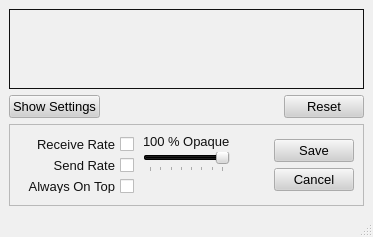
Qt form src/gui/bwgraph/bwgraph.ui (a-ilin/vidalia) before a commit.
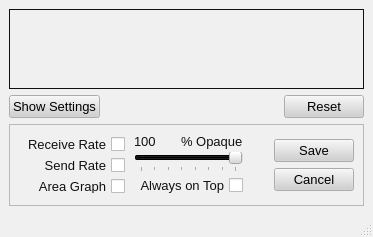
The same form after that commit. Icons and pictures are not drawn. Custom widgets are drawn as their Qt base class.

Commit message:
Add a checkbox to disable plotting bandwidth as area graphs. (I used Designer. Consider yourself warned.)
svn:r1528

```diff
--- a/src/gui/bwgraph/bwgraph.ui
+++ b/src/gui/bwgraph/bwgraph.ui
@@ -15,265 +15,469 @@
   <property name="palette" >
    <palette>
     <active>
-     <color>
+     <colorrole role="WindowText" >
+      <brush brushstyle="SolidPattern" >
+       <color alpha="255" >
       <red>16</red>
       <green>16</green>
       <blue>16</blue>
      </color>
-     <color>
+      </brush>
+     </colorrole>
+     <colorrole role="Button" >
+      <brush brushstyle="SolidPattern" >
+       <color alpha="255" >
       <red>208</red>
       <green>208</green>
       <blue>208</blue>
      </color>
-     <color>
+      </brush>
+     </colorrole>
+     <colorrole role="Light" >
+      <brush brushstyle="SolidPattern" >
+       <color alpha="255" >
       <red>255</red>
       <green>255</green>
       <blue>255</blue>
      </color>
-     <color>
+      </brush>
+     </colorrole>
+     <colorrole role="Midlight" >
+      <brush brushstyle="SolidPattern" >
+       <color alpha="255" >
       <red>247</red>
       <green>247</green>
       <blue>247</blue>
      </color>
-     <color>
+      </brush>
+     </colorrole>
+     <colorrole role="Dark" >
+      <brush brushstyle="SolidPattern" >
+       <color alpha="255" >
       <red>104</red>
       <green>104</green>
       <blue>104</blue>
      </color>
-     <color>
+      </brush>
+     </colorrole>
+     <colorrole role="Mid" >
+      <brush brushstyle="SolidPattern" >
+       <color alpha="255" >
       <red>160</red>
       <green>160</green>
       <blue>160</blue>
      </color>
-     <color>
+      </brush>
+     </colorrole>
+     <colorrole role="Text" >
+      <brush brushstyle="SolidPattern" >
+       <color alpha="255" >
       <red>0</red>
       <green>0</green>
       <blue>0</blue>
      </color>
-     <color>
+      </brush>
+     </colorrole>
+     <colorrole role="BrightText" >
+      <brush brushstyle="SolidPattern" >
+       <color alpha="255" >
       <red>255</red>
       <green>255</green>
       <blue>255</blue>
      </color>
-     <color>
+      </brush>
+     </colorrole>
+     <colorrole role="ButtonText" >
+      <brush brushstyle="SolidPattern" >
+       <color alpha="255" >
       <red>0</red>
       <green>0</green>
       <blue>0</blue>
      </color>
-     <color>
+      </brush>
+     </colorrole>
+     <colorrole role="Base" >
+      <brush brushstyle="SolidPattern" >
+       <color alpha="255" >
       <red>255</red>
       <green>255</green>
       <blue>255</blue>
      </color>
-     <color>
+      </brush>
+     </colorrole>
+     <colorrole role="Window" >
+      <brush brushstyle="SolidPattern" >
+       <color alpha="255" >
       <red>240</red>
       <green>240</green>
       <blue>240</blue>
      </color>
-     <color>
+      </brush>
+     </colorrole>
+     <colorrole role="Shadow" >
+      <brush brushstyle="SolidPattern" >
+       <color alpha="255" >
       <red>0</red>
       <green>0</green>
       <blue>0</blue>
      </color>
-     <color>
+      </brush>
+     </colorrole>
+     <colorrole role="Highlight" >
+      <brush brushstyle="SolidPattern" >
+       <color alpha="255" >
       <red>0</red>
       <green>0</green>
       <blue>0</blue>
      </color>
-     <color>
+      </brush>
+     </colorrole>
+     <colorrole role="HighlightedText" >
+      <brush brushstyle="SolidPattern" >
+       <color alpha="255" >
       <red>255</red>
       <green>255</green>
       <blue>255</blue>
      </color>
-     <color>
+      </brush>
+     </colorrole>
+     <colorrole role="Link" >
+      <brush brushstyle="SolidPattern" >
+       <color alpha="255" >
       <red>0</red>
       <green>0</green>
       <blue>255</blue>
      </color>
-     <color>
+      </brush>
+     </colorrole>
+     <colorrole role="LinkVisited" >
+      <brush brushstyle="SolidPattern" >
+       <color alpha="255" >
       <red>255</red>
       <green>0</green>
       <blue>255</blue>
      </color>
-     <color>
+      </brush>
+     </colorrole>
+     <colorrole role="AlternateBase" >
+      <brush brushstyle="SolidPattern" >
+       <color alpha="255" >
       <red>247</red>
       <green>247</green>
       <blue>247</blue>
      </color>
+      </brush>
+     </colorrole>
     </active>
     <inactive>
-     <color>
+     <colorrole role="WindowText" >
+      <brush brushstyle="SolidPattern" >
+       <color alpha="255" >
       <red>16</red>
       <green>16</green>
       <blue>16</blue>
      </color>
-     <color>
+      </brush>
+     </colorrole>
+     <colorrole role="Button" >
+      <brush brushstyle="SolidPattern" >
+       <color alpha="255" >
       <red>208</red>
       <green>208</green>
       <blue>208</blue>
      </color>
-     <color>
+      </brush>
+     </colorrole>
+     <colorrole role="Light" >
+      <brush brushstyle="SolidPattern" >
+       <color alpha="255" >
       <red>255</red>
       <green>255</green>
       <blue>255</blue>
      </color>
-     <color>
+      </brush>
+     </colorrole>
+     <colorrole role="Midlight" >
+      <brush brushstyle="SolidPattern" >
+       <color alpha="255" >
       <red>247</red>
       <green>247</green>
       <blue>247</blue>
      </color>
-     <color>
+      </brush>
+     </colorrole>
+     <colorrole role="Dark" >
+      <brush brushstyle="SolidPattern" >
+       <color alpha="255" >
       <red>104</red>
       <green>104</green>
       <blue>104</blue>
      </color>
-     <color>
+      </brush>
+     </colorrole>
+     <colorrole role="Mid" >
+      <brush brushstyle="SolidPattern" >
+       <color alpha="255" >
       <red>160</red>
       <green>160</green>
       <blue>160</blue>
      </color>
-     <color>
+      </brush>
+     </colorrole>
+     <colorrole role="Text" >
+      <brush brushstyle="SolidPattern" >
+       <color alpha="255" >
       <red>0</red>
       <green>0</green>
       <blue>0</blue>
      </color>
-     <color>
+      </brush>
+     </colorrole>
+     <colorrole role="BrightText" >
+      <brush brushstyle="SolidPattern" >
+       <color alpha="255" >
       <red>255</red>
       <green>255</green>
       <blue>255</blue>
      </color>
-     <color>
+      </brush>
+     </colorrole>
+     <colorrole role="ButtonText" >
+      <brush brushstyle="SolidPattern" >
+       <color alpha="255" >
       <red>0</red>
       <green>0</green>
       <blue>0</blue>
      </color>
-     <color>
+      </brush>
+     </colorrole>
+     <colorrole role="Base" >
+      <brush brushstyle="SolidPattern" >
+       <color alpha="255" >
       <red>255</red>
       <green>255</green>
       <blue>255</blue>
      </color>
-     <color>
+      </brush>
+     </colorrole>
+     <colorrole role="Window" >
+      <brush brushstyle="SolidPattern" >
+       <color alpha="255" >
       <red>240</red>
       <green>240</green>
       <blue>240</blue>
      </color>
-     <color>
+      </brush>
+     </colorrole>
+     <colorrole role="Shadow" >
+      <brush brushstyle="SolidPattern" >
+       <color alpha="255" >
       <red>0</red>
       <green>0</green>
       <blue>0</blue>
      </color>
-     <color>
+      </brush>
+     </colorrole>
+     <colorrole role="Highlight" >
+      <brush brushstyle="SolidPattern" >
+       <color alpha="255" >
       <red>0</red>
       <green>0</green>
       <blue>0</blue>
      </color>
-     <color>
+      </brush>
+     </colorrole>
+     <colorrole role="HighlightedText" >
+      <brush brushstyle="SolidPattern" >
+       <color alpha="255" >
       <red>255</red>
       <green>255</green>
       <blue>255</blue>
      </color>
-     <color>
+      </brush>
+     </colorrole>
+     <colorrole role="Link" >
+      <brush brushstyle="SolidPattern" >
+       <color alpha="255" >
       <red>0</red>
       <green>0</green>
       <blue>255</blue>
      </color>
-     <color>
+      </brush>
+     </colorrole>
+     <colorrole role="LinkVisited" >
+      <brush brushstyle="SolidPattern" >
+       <color alpha="255" >
       <red>255</red>
       <green>0</green>
       <blue>255</blue>
      </color>
-     <color>
+      </brush>
+     </colorrole>
+     <colorrole role="AlternateBase" >
+      <brush brushstyle="SolidPattern" >
+       <color alpha="255" >
       <red>247</red>
       <green>247</green>
       <blue>247</blue>
      </color>
+      </brush>
+     </colorrole>
     </inactive>
     <disabled>
-     <color>
+     <colorrole role="WindowText" >
+      <brush brushstyle="SolidPattern" >
+       <color alpha="255" >
       <red>104</red>
       <green>104</green>
       <blue>104</blue>
      </color>
-     <color>
+      </brush>
+     </colorrole>
+     <colorrole role="Button" >
+      <brush brushstyle="SolidPattern" >
+       <color alpha="255" >
       <red>208</red>
       <green>208</green>
       <blue>208</blue>
      </color>
-     <color>
+      </brush>
+     </colorrole>
+     <colorrole role="Light" >
+      <brush brushstyle="SolidPattern" >
+       <color alpha="255" >
       <red>255</red>
       <green>255</green>
       <blue>255</blue>
      </color>
-     <color>
+      </brush>
+     </colorrole>
+     <colorrole role="Midlight" >
+      <brush brushstyle="SolidPattern" >
+       <color alpha="255" >
       <red>247</red>
       <green>247</green>
       <blue>247</blue>
      </color>
-     <color>
+      </brush>
+     </colorrole>
+     <colorrole role="Dark" >
+      <brush brushstyle="SolidPattern" >
+       <color alpha="255" >
       <red>104</red>
       <green>104</green>
       <blue>104</blue>
      </color>
-     <color>
+      </brush>
+     </colorrole>
+     <colorrole role="Mid" >
+      <brush brushstyle="SolidPattern" >
+       <color alpha="255" >
       <red>160</red>
       <green>160</green>
       <blue>160</blue>
      </color>
-     <color>
+      </brush>
+     </colorrole>
+     <colorrole role="Text" >
+      <brush brushstyle="SolidPattern" >
+       <color alpha="255" >
       <red>104</red>
       <green>104</green>
       <blue>104</blue>
      </color>
-     <color>
+      </brush>
+     </colorrole>
+     <colorrole role="BrightText" >
+      <brush brushstyle="SolidPattern" >
+       <color alpha="255" >
       <red>255</red>
       <green>255</green>
       <blue>255</blue>
      </color>
-     <color>
+      </brush>
+     </colorrole>
+     <colorrole role="ButtonText" >
+      <brush brushstyle="SolidPattern" >
+       <color alpha="255" >
       <red>104</red>
       <green>104</green>
       <blue>104</blue>
      </color>
-     <color>
+      </brush>
+     </colorrole>
+     <colorrole role="Base" >
+      <brush brushstyle="SolidPattern" >
+       <color alpha="255" >
       <red>240</red>
       <green>240</green>
       <blue>240</blue>
      </color>
-     <color>
+      </brush>
+     </colorrole>
+     <colorrole role="Window" >
+      <brush brushstyle="SolidPattern" >
+       <color alpha="255" >
       <red>240</red>
       <green>240</green>
       <blue>240</blue>
      </color>
-     <color>
+      </brush>
+     </colorrole>
+     <colorrole role="Shadow" >
+      <brush brushstyle="SolidPattern" >
+       <color alpha="255" >
       <red>0</red>
       <green>0</green>
       <blue>0</blue>
      </color>
-     <color>
+      </brush>
+     </colorrole>
+     <colorrole role="Highlight" >
+      <brush brushstyle="SolidPattern" >
+       <color alpha="255" >
       <red>0</red>
       <green>0</green>
       <blue>0</blue>
      </color>
-     <color>
+      </brush>
+     </colorrole>
+     <colorrole role="HighlightedText" >
+      <brush brushstyle="SolidPattern" >
+       <color alpha="255" >
       <red>255</red>
       <green>255</green>
       <blue>255</blue>
      </color>
-     <color>
+      </brush>
+     </colorrole>
+     <colorrole role="Link" >
+      <brush brushstyle="SolidPattern" >
+       <color alpha="255" >
       <red>0</red>
       <green>0</green>
       <blue>255</blue>
      </color>
-     <color>
+      </brush>
+     </colorrole>
+     <colorrole role="LinkVisited" >
+      <brush brushstyle="SolidPattern" >
+       <color alpha="255" >
       <red>255</red>
       <green>0</green>
       <blue>255</blue>
      </color>
-     <color>
+      </brush>
+     </colorrole>
+     <colorrole role="AlternateBase" >
+      <brush brushstyle="SolidPattern" >
+       <color alpha="255" >
       <red>247</red>
       <green>247</green>
       <blue>247</blue>
      </color>
+      </brush>
+     </colorrole>
     </disabled>
    </palette>
   </property>
@@ -458,7 +662,7 @@
           </widget>
          </item>
          <item>
-          <widget class="QCheckBox" name="chkAlwaysOnTop" >
+          <widget class="QCheckBox" name="chkAreaGraph" >
            <property name="font" >
             <font>
              <pointsize>10</pointsize>
@@ -471,7 +675,7 @@
             <enum>Qt::RightToLeft</enum>
            </property>
            <property name="text" >
-            <string>Always On Top</string>
+            <string>Area Graph</string>
            </property>
           </widget>
          </item>
@@ -594,6 +798,26 @@
             </property>
            </widget>
           </item>
+          <item>
+           <layout class="QVBoxLayout" >
+            <property name="margin" >
+             <number>0</number>
+            </property>
+            <property name="spacing" >
+             <number>6</number>
+            </property>
+            <item>
+             <widget class="QCheckBox" name="chkAlwaysOnTop" >
+              <property name="layoutDirection" >
+               <enum>Qt::RightToLeft</enum>
+              </property>
+              <property name="text" >
+               <string>Always on Top</string>
+              </property>
+             </widget>
+            </item>
+           </layout>
+          </item>
           <item>
            <spacer>
             <property name="orientation" >
```
Left out of the diff: 22 changed lines with no effect on the pictures. Lines whose indentation alone changed are shown as unchanged. The commit also changes 4 other files.
